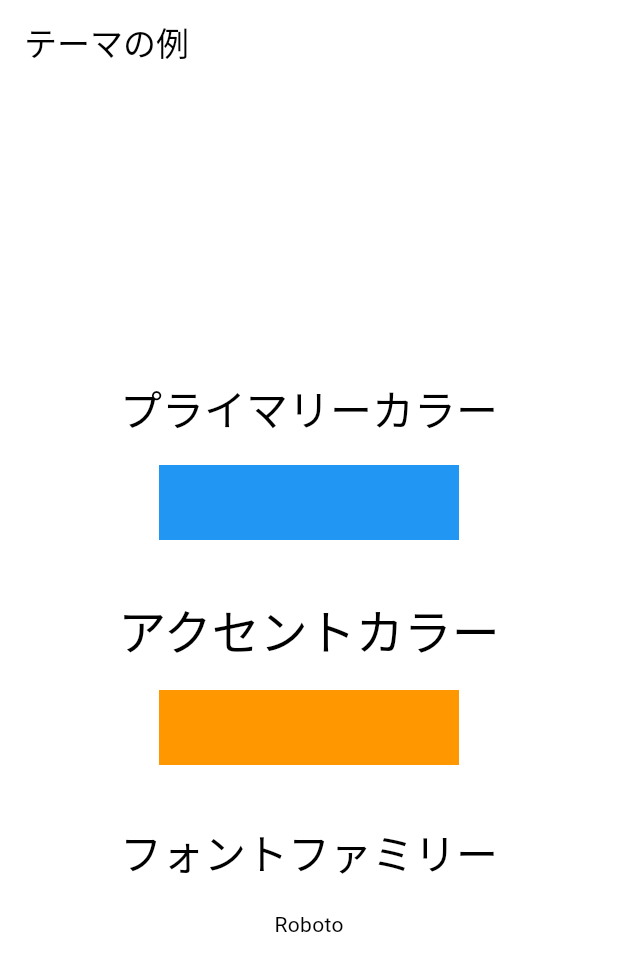
After one commit to chenzhizsqq/flutter3_middle, a Flutter app: the GetXMenu screen opened directly, after a tap on "GetX Validation Themes:Themes設定", on a phone screen of 412 x 824 dp. The commit adds this screen. Shown: the top 971 px of the screen. Run offline on Flutter 3.47's test engine with Material 3 defaults, Android fonts, the phone set to English and light mode, and no system bars; our stand-ins replace firebase_core, firebase_database, flutter_riverpod, get; accounts and stored records are empty.

Commit message:
GetX Validation Themes:Themes設定

```diff
--- a/lib/GetXSamples/GetXMenu.dart
+++ b/lib/GetXSamples/GetXMenu.dart
@@ -4,6 +4,7 @@ import 'GetXGetPage.dart';
 import 'GetXDialog.dart';
 import 'GetXHttpPost.dart';
 import 'GetXValidation.dart';
+import 'GetXThemes.dart';
 import 'package:get/get.dart';
 
 class GetXMenu extends StatelessWidget {
@@ -52,6 +53,14 @@ class GetXMenu extends StatelessWidget {
                 MaterialPageRoute(builder: (context) => GetXValidation()));
           },
         ),
+        //GetXThemes
+        ElevatedButton(
+          child: const Text("GetX Validation Themes:Themes設定"),
+          onPressed: () {
+            Navigator.push(context,
+                MaterialPageRoute(builder: (context) => const GetXThemes()));
+          },
+        ),
       ]),
     );
   }
--- /dev/null
+++ b/lib/GetXSamples/GetXThemes.dart
@@ -0,0 +1,77 @@
+import 'package:flutter/material.dart';
+import 'package:get/get.dart';
+
+class GetXThemes extends StatelessWidget {
+  const GetXThemes({super.key});
+
+  @override
+  Widget build(BuildContext context) {
+    return MaterialApp(
+      title: 'テーマの例',
+      theme: ThemeData(
+        // テーマの設定
+        primaryColor: Colors.blue, // アクセントカラー
+        fontFamily: 'Roboto', // フォントファミリー
+        textTheme: const TextTheme(
+          headlineSmall: TextStyle(
+              fontSize: 24.0, fontWeight: FontWeight.bold), // タイトルのスタイル
+          bodySmall: TextStyle(fontSize: 16.0), // 本文のスタイル
+        ),
+        colorScheme:
+            ColorScheme.fromSwatch().copyWith(secondary: Colors.orange),
+      ),
+      home: const GetXThemesSetted(),
+    );
+  }
+}
+
+class GetXThemesSetted extends StatelessWidget {
+  const GetXThemesSetted({super.key});
+
+  @override
+  Widget build(BuildContext context) {
+    return Scaffold(
+      appBar: AppBar(
+        title: const Text('テーマの例'),
+      ),
+      body: Center(
+        child: Column(
+          mainAxisAlignment: MainAxisAlignment.center,
+          children: [
+            Text(
+              'プライマリーカラー',
+              style: Theme.of(context).textTheme.headlineMedium,
+            ),
+            const SizedBox(height: 20.0),
+            Container(
+              width: 200,
+              height: 50,
+              color: Theme.of(context).primaryColor,
+            ),
+            const SizedBox(height: 40.0),
+            Text(
+              'アクセントカラー',
+              style: Theme.of(context).textTheme.headlineLarge,
+            ),
+            const SizedBox(height: 20.0),
+            Container(
+              width: 200,
+              height: 50,
+              color: Theme.of(context).colorScheme.secondary,
+            ),
+            const SizedBox(height: 40.0),
+            Text(
+              'フォントファミリー',
+              style: Theme.of(context).textTheme.headlineMedium,
+            ),
+            const SizedBox(height: 20.0),
+            Text(
+              'Roboto',
+              style: Theme.of(context).textTheme.bodyMedium,
+            ),
+          ],
+        ),
+      ),
+    );
+  }
+}
```
